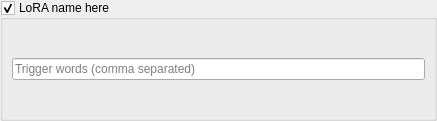
Before: the Qt Designer form src/airunner/widgets/lora/templates/lora.ui in Capsize-Games/airunner, drawn with Qt 5.
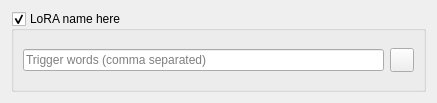
After: the same form once the commit is applied. Icons and pictures are not drawn.

Commit message: - Updates lora widget styles - Adds delete button to lora

Patch:
```diff
--- a/src/airunner/widgets/lora/templates/lora.ui
+++ b/src/airunner/widgets/lora/templates/lora.ui
@@ -7,7 +7,7 @@
     <x>0</x>
     <y>0</y>
     <width>437</width>
-    <height>121</height>
+    <height>103</height>
    </rect>
   </property>
   <property name="sizePolicy">
@@ -31,18 +31,6 @@
    <string>Form</string>
   </property>
   <layout class="QGridLayout" name="gridLayout_2">
-   <property name="leftMargin">
-    <number>0</number>
-   </property>
-   <property name="topMargin">
-    <number>0</number>
-   </property>
-   <property name="rightMargin">
-    <number>0</number>
-   </property>
-   <property name="bottomMargin">
-    <number>0</number>
-   </property>
    <item row="0" column="0">
     <layout class="QGridLayout" name="gridLayout">
      <property name="horizontalSpacing">
@@ -67,6 +55,35 @@
           </property>
          </widget>
         </item>
+        <item row="0" column="1">
+         <widget class="QPushButton" name="delete_button">
+          <property name="minimumSize">
+           <size>
+            <width>24</width>
+            <height>24</height>
+           </size>
+          </property>
+          <property name="maximumSize">
+           <size>
+            <width>24</width>
+            <height>24</height>
+           </size>
+          </property>
+          <property name="cursor">
+           <cursorShape>PointingHandCursor</cursorShape>
+          </property>
+          <property name="toolTip">
+           <string>Delete model</string>
+          </property>
+          <property name="text">
+           <string/>
+          </property>
+          <property name="icon">
+           <iconset resource="../../../resources_light.qrc">
+            <normaloff>:/icons/light/recycle-bin-line-icon.svg</normaloff>:/icons/light/recycle-bin-line-icon.svg</iconset>
+          </property>
+         </widget>
+        </item>
        </layout>
       </widget>
      </item>
```
Left out of the diff: 31 changed lines with no effect on the pictures. The commit also changes 5 other files.
